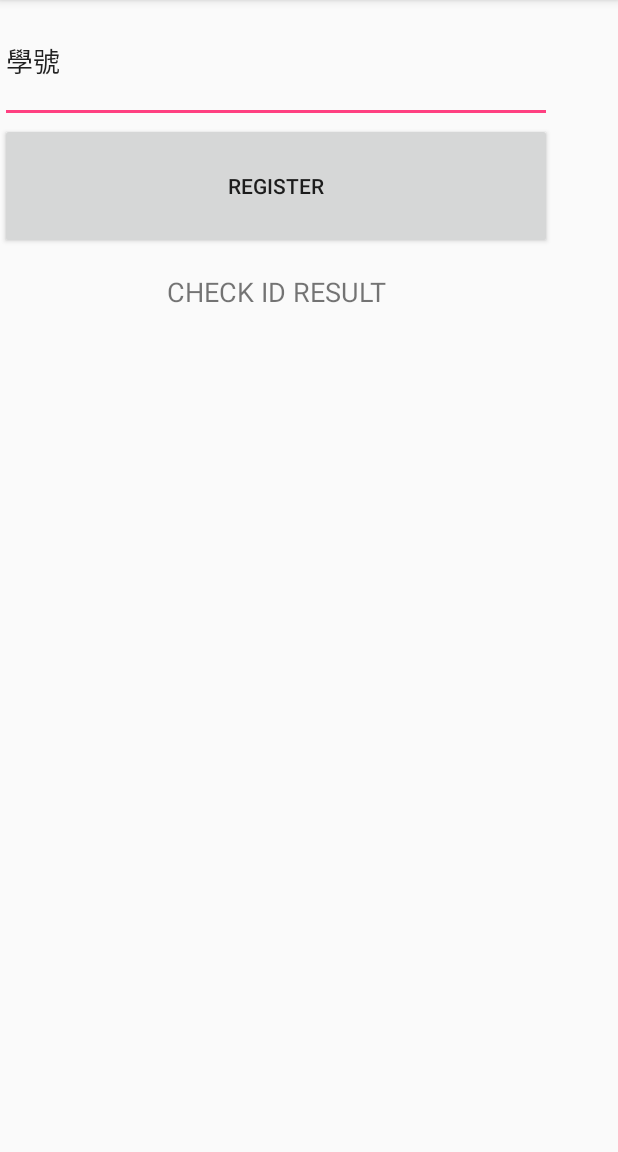
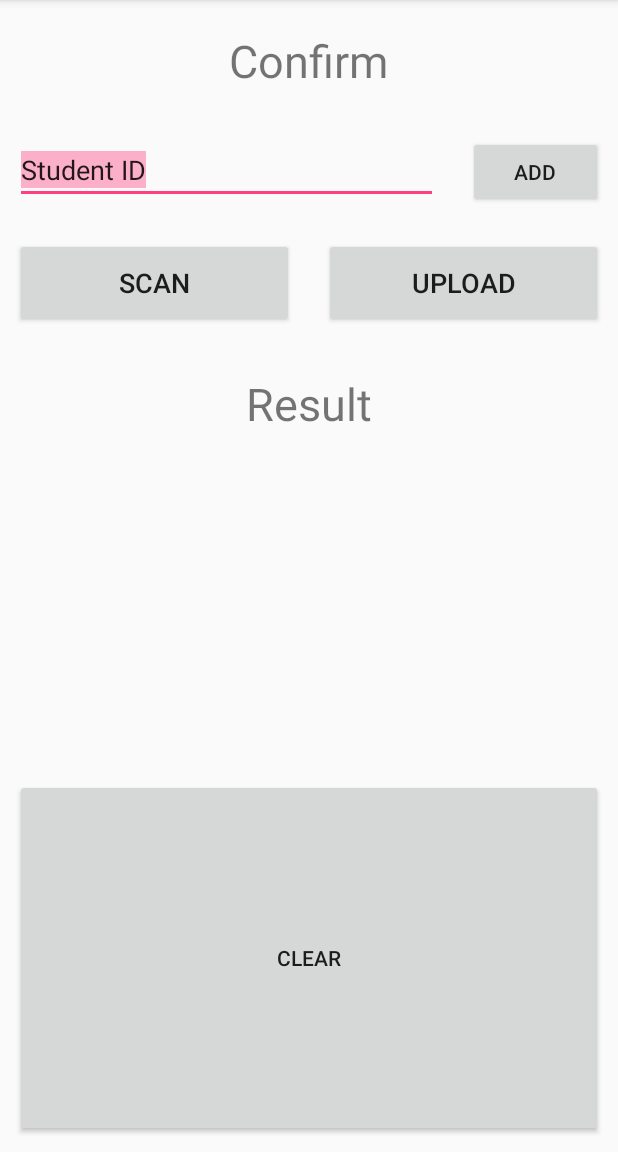
Before and after one commit to nckucsiewv/Confirm_identity_app, an Android app: the screen it shows after launch (MainActivity before the commit, ScanActivity after it), on a phone screen of 412 x 824 dp, the part 84-1236 px from its top. Run offline under Robolectric (Android 15) with nearby library versions, the phone set to English and light mode, and no system bars; our stand-ins replace Firebase (no records; nobody signed in at launch, a user with empty details on screens opened directly); libraries missing offline, so code that uses them is left out: com.google.zxing.integration.

Commit message:
Clone from master branch and connect to database.

```diff
--- a/app/build.gradle
+++ b/app/build.gradle
@@ -31,6 +31,8 @@ dependencies {
     compile 'com.google.firebase:firebase-database:11.4.0'
     compile 'com.google.firebase:firebase-auth:11.4.0'
     compile 'com.google.firebase:firebase-crash:11.4.0'
+    compile 'com.google.zxing:core:3.3.0'
+    compile 'com.journeyapps:zxing-android-embedded:3.2.0@aar'
     testCompile 'junit:junit:4.12'
 }
 apply plugin: 'com.google.gms.google-services'
--- a/app/src/main/AndroidManifest.xml
+++ b/app/src/main/AndroidManifest.xml
@@ -9,10 +9,12 @@
         android:roundIcon="@mipmap/ic_launcher_round"
         android:supportsRtl="true"
         android:theme="@style/AppTheme">
-        <activity android:name="csiewv.yuwen.app.app.MainActivity">
+        <activity android:name=".MainActivity">
+
+        </activity>
+        <activity android:name=".ScanActivity">
             <intent-filter>
                 <action android:name="android.intent.action.MAIN" />
-
                 <category android:name="android.intent.category.LAUNCHER" />
             </intent-filter>
         </activity>
--- a/app/src/main/java/csiewv/yuwen/app/app/Database.java
+++ b/app/src/main/java/csiewv/yuwen/app/app/Database.java
@@ -44,7 +44,7 @@ public final class Database {
     public int register(String studentId, String date){
         // [START write database yuwen]
         try {
-            mDatabase = database.getReference("users/" + studentId + "/check/" + date);
+            mDatabase = database.getReference("uid/users/" + studentId + "/check/" + date);
             mDatabase.setValue("1");    //0:not yet. 1:has already confirmed.
             // [END write database yuwen]
         } catch (Exception e) {
--- a/app/src/main/java/csiewv/yuwen/app/app/MainActivity.java
+++ b/app/src/main/java/csiewv/yuwen/app/app/MainActivity.java
@@ -12,12 +12,12 @@ public class MainActivity extends AppCompatActivity implements ApiCallback{
 
     private final Database db = new Database(this);
 
+
     @Override
     protected void onCreate(Bundle savedInstanceState) {
         super.onCreate(savedInstanceState);
         setContentView(R.layout.activity_main);
         // pre check student id and date
-
     }
 
     // called when users clicking the 'register' btn
--- /dev/null
+++ b/app/src/main/java/csiewv/yuwen/app/app/ScanActivity.java
@@ -0,0 +1,212 @@
+package csiewv.yuwen.app.app;
+
+import android.app.Activity;
+import android.content.Intent;
+import android.os.Bundle;
+import android.support.v7.app.AppCompatActivity;
+import android.util.Log;
+import android.view.View;
+import android.widget.Button;
+import android.widget.EditText;
+import android.widget.TextView;
+import android.widget.Toast;
+
+import com.google.zxing.integration.android.IntentIntegrator;
+import com.google.zxing.integration.android.IntentResult;
+
+public class ScanActivity extends AppCompatActivity implements ApiCallback {
+
+    private final Database db = new Database(this);
+
+    private TextView scanResult;
+    private EditText idInput;
+
+    @Override
+    protected void onCreate(Bundle savedInstanceState) {
+        super.onCreate(savedInstanceState);
+        setContentView(R.layout.activity_scan);
+
+        scanResult = (TextView)findViewById(R.id.textView3);
+        scanResult.setText("");
+        idInput = (EditText)findViewById(R.id.editText);
+
+        // Hand Input
+        Button addBtn = (Button)findViewById(R.id.add);
+        addBtn.setOnClickListener(new View.OnClickListener() {
+            @Override
+            public void onClick(View v) {
+                if(isValidId(idInput.getText().toString())) {
+                    //Toast.makeText(ScanActivity.this, idInput.getText().toString(), Toast.LENGTH_LONG).show();
+                    scanResult.append(idInput.getText().toString() + "\n");
+                }
+                else
+                    Toast.makeText(ScanActivity.this, "Not a student ID.", Toast.LENGTH_LONG).show();
+            }
+        });
+
+        // register
+        Button uploadBtn = (Button)findViewById(R.id.upload);
+        uploadBtn.setOnClickListener(new View.OnClickListener() {
+            @Override
+            public void onClick(View v) {
+                String[] ids = scanResult.getText().toString().split("\n");
+                for(int i=0; i<ids.length; i++)
+                {
+                    if(ids[i].length() == 9)
+                    {
+                        db.registerByStudentIdAndDate(ids[i], "20171104");
+                    }
+                }
+            }
+        });
+
+        Button startBtn = (Button)findViewById(R.id.scanner);
+        final Activity activity = this;
+        startBtn.setOnClickListener(new View.OnClickListener() {
+            @Override
+            public void onClick(View v) {
+                IntentIntegrator integrator = new IntentIntegrator(activity);
+                integrator.setDesiredBarcodeFormats(IntentIntegrator.ONE_D_CODE_TYPES);
+                integrator.setPrompt("Scan");
+                integrator.setCameraId(0);
+                integrator.setBeepEnabled(true);
+                integrator.setBarcodeImageEnabled(false);
+                integrator.initiateScan();
+            }
+        });
+
+        Button clearBtn = (Button)findViewById(R.id.clear);
+        clearBtn.setOnClickListener(new View.OnClickListener() {
+            @Override
+            public void onClick(View v) {
+                scanResult.setText("");
+            }
+        });
+    }
+
+    @Override
+    protected void onActivityResult(int requestCode, int resultCode, Intent data) {
+        IntentResult result = IntentIntegrator.parseActivityResult(requestCode, resultCode, data);
+        if(result != null)
+        {
+            if(result.getContents() == null)
+            {
+                Toast.makeText(this, "You cancelled the scanning.", Toast.LENGTH_LONG).show();
+            }
+            else
+            {
+                String content = result.getContents();
+                if(isValidId(content))
+                {
+                    Toast.makeText(this, content, Toast.LENGTH_LONG).show();
+                    scanResult.append(content + "\n");
+                }
+                else
+                    Toast.makeText(ScanActivity.this, "Not a student ID.", Toast.LENGTH_LONG).show();
+
+            }
+        }
+        else
+        {
+            super.onActivityResult(requestCode, resultCode, data);
+        }
+
+    }
+
+    // restore textView text rotate screen
+    @Override
+    protected void onSaveInstanceState(Bundle outState)
+    {
+        outState.putString("textView", scanResult.getText().toString());
+        outState.putString("editText", idInput.getText().toString());
+    }
+
+    @Override
+    protected  void onRestoreInstanceState(Bundle savedInstanceState)
+    {
+        scanResult.setText(savedInstanceState.getString("textView"));
+        idInput.setText(savedInstanceState.getString("editText"));
+    }
+
+
+
+    // call back functions for registering
+    @Override
+    public void studentIdExist(String studentId, String date) {
+        String[] ids = scanResult.getText().toString().split("\n");
+        for(int i=0; i<ids.length; i++)
+        {
+
+            if(ids[i].substring(0,9).equals(studentId))
+            {
+                Log.d("myLog", "equal!!!!");
+                ids[i] = ids[i].substring(0,9) + "...found";
+                UpdateScanResult(ids);
+                if (db.register(studentId, date) == Database.DATABASE_SUCCESS) {
+                    Log.d("myLog", "success");
+                    ids[i] = ids[i].substring(0,9) + "...success!";
+                } else {
+                    Log.d("myLog", "fail");
+                    ids[i] = ids[i].substring(0,9) + "...failed!";
+                }
+                UpdateScanResult(ids);
+            }
+        }
+    }
+
+    @Override
+    public void studentIdNonExist(String studentId) {
+        String[] ids = scanResult.getText().toString().split("\n");
+        for(int i=0; i<ids.length; i++)
+        {
+            if (ids[i].equals(studentId))
+            {
+                ids[i] += "...not found!";
+                UpdateScanResult(ids);
+            }
+        }
+    }
+
+    @Override
+    public void studentIdCheckError() {
+        Toast.makeText(this, "ID checking error", Toast.LENGTH_LONG).show();
+    }
+
+    @Override
+    public void studentIdCheckProcessing(String studentId) {
+        String[] ids = scanResult.getText().toString().split("\n");
+        for(int i=0; i<ids.length; i++)
+        {
+            if (ids[i].equals(studentId))
+            {
+                ids[i] += "...checking";
+                UpdateScanResult(ids);
+            }
+        }
+    }
+
+    // check ID is Valid or not
+    private boolean isValidId(String id)
+    {
+        if(id.charAt(0) >= 'A' && id.charAt(0) <= 'Z')
+        {
+            for(int i=2; i<9; i++)
+                if(id.charAt(i) < '0' || id.charAt(i) > '9')
+                    return false;
+            return true;
+        }
+        else {
+            return false;
+        }
+    }
+
+    // Update scan result textView
+    private void UpdateScanResult(String[] ids)
+    {
+        scanResult.setText("");
+        for(int i=0; i<ids.length; i++)
+        {
+            scanResult.append(ids[i] + "\n");
+        }
+    }
+}
--- /dev/null
+++ b/app/src/main/res/layout/activity_scan.xml
@@ -0,0 +1,113 @@
+<?xml version="1.0" encoding="utf-8"?>
+<LinearLayout xmlns:android="http://schemas.android.com/apk/res/android"
+    xmlns:app="http://schemas.android.com/apk/res-auto"
+    xmlns:tools="http://schemas.android.com/tools"
+    android:id="@+id/container"
+    android:layout_width="match_parent"
+    android:layout_height="match_parent"
+    android:orientation="vertical"
+    tools:context=".MainActivity"
+    tools:layout_editor_absoluteX="0dp"
+    tools:layout_editor_absoluteY="0dp">
+
+    <TextView
+        android:id="@+id/textView"
+        android:layout_width="wrap_content"
+        android:layout_height="wrap_content"
+        android:layout_gravity="center|top"
+        android:layout_margin="20dp"
+        android:text="Confirm"
+        android:textSize="30dp" />
+
+    <LinearLayout
+        android:layout_width="match_parent"
+        android:layout_height="wrap_content"
+        android:orientation="horizontal">
+
+        <EditText
+            android:id="@+id/editText"
+            android:layout_width="match_parent"
+            android:layout_height="wrap_content"
+            android:layout_margin="10dp"
+            android:layout_weight="1"
+            android:ems="10"
+            android:inputType="textPersonName"
+            android:selectAllOnFocus="true"
+            android:singleLine="true"
+            android:text="Student ID" />
+
+        <Button
+            android:id="@+id/add"
+            android:layout_width="200dp"
+            android:layout_height="wrap_content"
+            android:layout_margin="10dp"
+            android:layout_weight="1"
+            android:text="Add" />
+
+    </LinearLayout>
+
+    <LinearLayout
+        android:layout_width="match_parent"
+        android:layout_height="wrap_content"
+        android:orientation="horizontal">
+
+        <Button
+            android:id="@+id/scanner"
+            android:layout_width="250dp"
+            android:layout_height="60dp"
+            android:layout_gravity="center"
+            android:layout_weight="1"
+            android:layout_margin="10dp"
+            android:onClick="scanQR"
+            android:text="Scan"
+            android:textSize="18dp" />
+
+        <Button
+            android:id="@+id/upload"
+            android:layout_width="250dp"
+            android:layout_height="60dp"
+            android:layout_gravity="center"
+            android:layout_margin="10dp"
+            android:layout_weight="1"
+            android:text="Upload"
+            android:textSize="18dp" />
+
+    </LinearLayout>
+
+    <TextView
+        android:id="@+id/textView2"
+        android:layout_width="wrap_content"
+        android:layout_height="wrap_content"
+        android:layout_gravity="center|top"
+        android:layout_margin="20dp"
+        android:text="Result"
+        android:textSize="30dp" />
+
+    <ScrollView
+        android:layout_width="match_parent"
+        android:layout_height="200dp"
+        android:scrollbarStyle="outsideOverlay">
+
+        <LinearLayout
+            android:layout_width="match_parent"
+            android:layout_height="wrap_content"
+            android:orientation="vertical">
+
+            <TextView
+                android:id="@+id/textView3"
+                android:layout_width="match_parent"
+                android:layout_height="wrap_content"
+                android:layout_margin="10dp"
+                android:text="TextView" />
+
+        </LinearLayout>
+    </ScrollView>
+
+    <Button
+        android:id="@+id/clear"
+        android:layout_width="match_parent"
+        android:layout_height="match_parent"
+        android:layout_margin="10dp"
+        android:text="Clear" />
+
+</LinearLayout>
```
Also changed, not shown: 2 other files.
